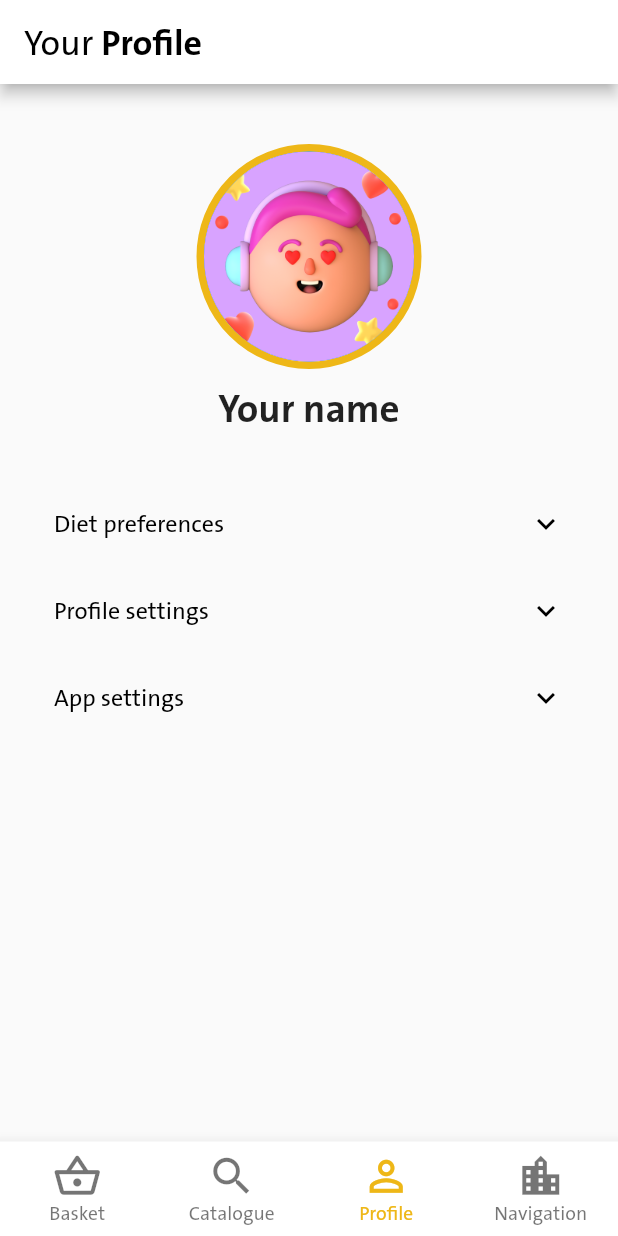
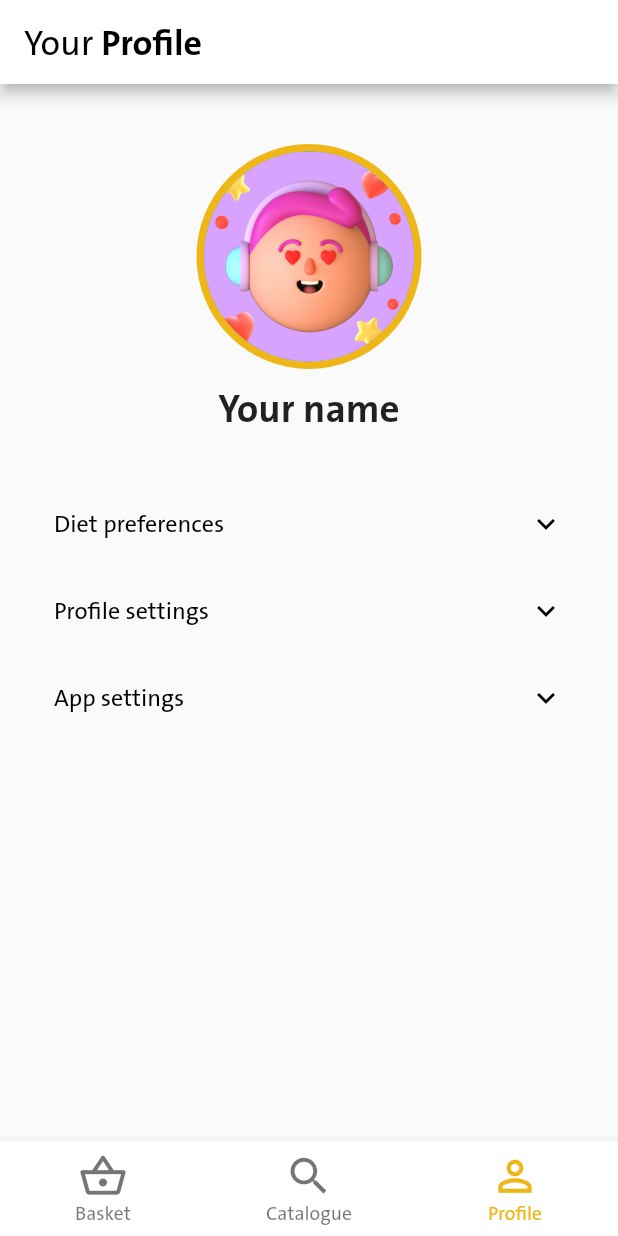
Before and after one commit to EditaAnomaly/S7-ASM-Jumbo-project, a Flutter app: the screen it shows after launch, item 3 of the bottom bar chosen, on a phone screen of 412 x 824 dp. Run offline on Flutter 3.47's test engine with Material 2 defaults, Android fonts, the phone set to English and light mode, and no system bars; our stand-ins replace audioplayers, firebase_core, firebase_database, flutter_bloc, sliding_up_panel; missing offline and left inert: arkit_plugin, fast_barcode_scanner, flutter_vibrate; accounts and stored records are empty; statements that could not run were skipped.

Commit message:
Remove AR page navigation

```diff
--- a/lib/main.dart
+++ b/lib/main.dart
@@ -48,7 +48,7 @@ class _MainPageState extends State<MainPage> {
     const BasketPage(),
     const CataloguePage(),
     const ProfilePage(),
-    const ARNavigationWidget(),
+    // const ARNavigationWidget(),
   ];
 
   @override
@@ -79,8 +79,8 @@ class _MainPageState extends State<MainPage> {
             icon: Icon(Icons.search_outlined), label: "Catalogue"),
         BottomNavigationBarItem(
             icon: Icon(Icons.person_outline), label: "Profile"),
-        BottomNavigationBarItem(
-            icon: Icon(Icons.location_city), label: "Navigation"),
+        // BottomNavigationBarItem(
+        //     icon: Icon(Icons.location_city), label: "Navigation"),
       ],
       iconSize: 33,
       unselectedFontSize: 13,
```
